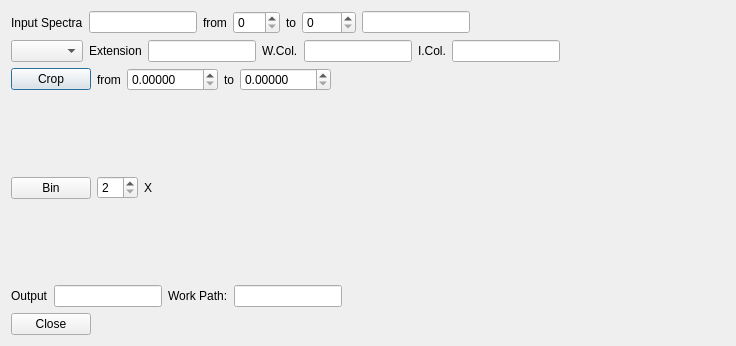
Old version of the form CroCo/crop.ui in the repository DPSablowski/croco.
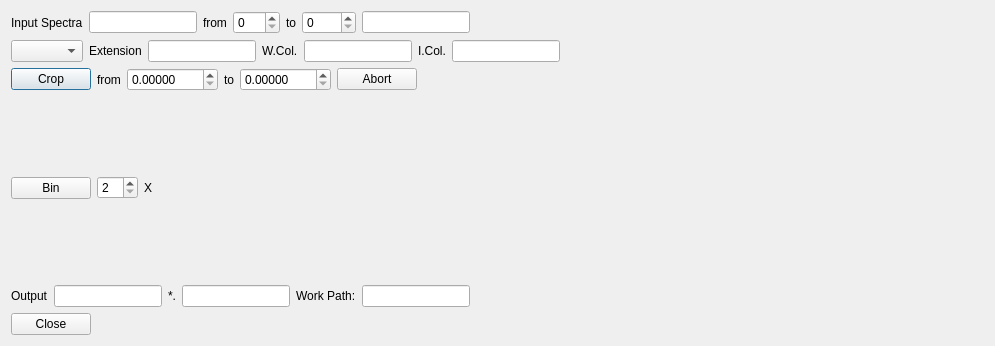
New version of the form.

Diff of the .ui file:
```diff
--- a/CroCo/crop.ui
+++ b/CroCo/crop.ui
@@ -6,7 +6,7 @@
    <rect>
     <x>0</x>
     <y>0</y>
-    <width>736</width>
+    <width>995</width>
     <height>346</height>
    </rect>
   </property>
@@ -200,6 +200,19 @@
        </property>
       </widget>
      </item>
+     <item>
+      <widget class="QPushButton" name="pushButton_4">
+       <property name="sizePolicy">
+        <sizepolicy hsizetype="Maximum" vsizetype="Fixed">
+         <horstretch>0</horstretch>
+         <verstretch>0</verstretch>
+        </sizepolicy>
+       </property>
+       <property name="text">
+        <string>Abort</string>
+       </property>
+      </widget>
+     </item>
      <item>
       <spacer name="horizontalSpacer_5">
        <property name="orientation">
@@ -272,6 +285,23 @@
        </property>
       </widget>
      </item>
+     <item>
+      <widget class="QLabel" name="label_12">
+       <property name="text">
+        <string>*.</string>
+       </property>
+      </widget>
+     </item>
+     <item>
+      <widget class="QLineEdit" name="lineEdit_8">
+       <property name="sizePolicy">
+        <sizepolicy hsizetype="Maximum" vsizetype="Fixed">
+         <horstretch>0</horstretch>
+         <verstretch>0</verstretch>
+        </sizepolicy>
+       </property>
+      </widget>
+     </item>
      <item>
       <widget class="QLabel" name="label_10">
        <property name="text">
```
